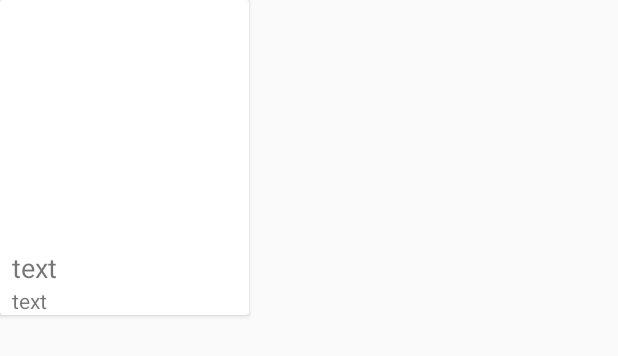
After one commit to mahtabfard/Melobit, an Android app: the layout item.xml on its own in the app's theme, with its tools: preview values and no code run, on a phone screen of 412 x 824 dp. The commit adds this screen. Shown: the top 356 px of the screen. Run offline under Robolectric (Android 15) with nearby library versions, the phone set to English and light mode, and no system bars.

Commit message:
Tenth Commit:Item card

```diff
--- a/app/src/main/java/com/shariaty/melobit/MainActivity.java
+++ b/app/src/main/java/com/shariaty/melobit/MainActivity.java
@@ -12,7 +12,6 @@ import android.widget.ImageView;
 
 import com.shariaty.melobit.fragments.SearchFragment;
 import com.shariaty.melobit.fragments.TopHitsFragment;
-
 public class MainActivity extends AppCompatActivity {
     Button tophits;
     ImageView searchbtn;
--- a/app/src/main/res/layout/activity_music_player.xml
+++ b/app/src/main/res/layout/activity_music_player.xml
@@ -3,7 +3,9 @@
     xmlns:tools="http://schemas.android.com/tools"
     android:layout_width="match_parent"
     android:layout_height="match_parent"
-    android:orientation="vertical">
+    android:orientation="vertical"
+    android:id="@+id/musicplayer"
+    >
 
     <LinearLayout
         android:layout_width="match_parent"
--- /dev/null
+++ b/app/src/main/res/layout/item.xml
@@ -0,0 +1,31 @@
+<?xml version="1.0" encoding="utf-8"?>
+<androidx.cardview.widget.CardView xmlns:android="http://schemas.android.com/apk/res/android"
+    android:layout_width="wrap_content"
+    android:layout_height="wrap_content">
+    <LinearLayout
+        android:layout_width="match_parent"
+        android:layout_height="wrap_content"
+        android:orientation="vertical">
+        <ImageView
+            android:layout_width="150dp"
+            android:layout_height="150dp"
+            android:layout_margin="8dp"
+            android:id="@+id/image_song1"
+            android:src="@android:color/background_light"/>
+        <TextView
+            android:layout_width="wrap_content"
+            android:layout_height="wrap_content"
+            android:text="text"
+            android:textSize="18sp"
+            android:layout_marginLeft="8dp"
+            android:id="@+id/txt_namesong"/>
+        <TextView
+            android:layout_marginLeft="8dp"
+            android:layout_width="wrap_content"
+            android:layout_height="wrap_content"
+            android:text="text"
+            android:id="@+id/txt_namesinger"/>
+    </LinearLayout>
+
+
+</androidx.cardview.widget.CardView>
```
